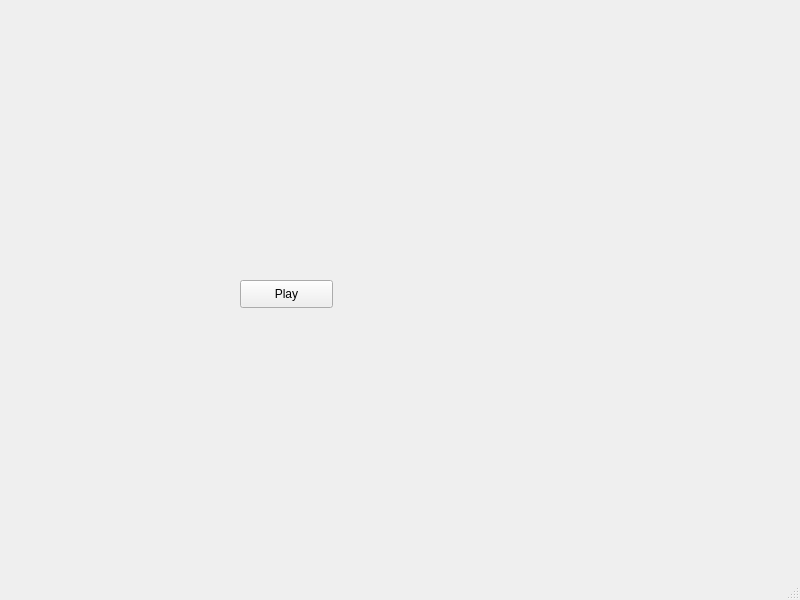
Before: the Qt Designer form mainwindow.ui in panpaul/Gobang, drawn with Qt 5.
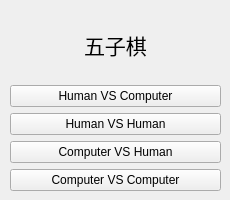
After: the same form once the commit is applied.

Commit message: [Game]Play-able

Diff of the .ui file:
```diff
--- a/mainwindow.ui
+++ b/mainwindow.ui
@@ -6,39 +6,83 @@
             <rect>
                 <x>0</x>
                 <y>0</y>
-                <width>800</width>
-                <height>600</height>
+                <width>230</width>
+                <height>200</height>
             </rect>
         </property>
+        <property name="minimumSize">
+            <size>
+                <width>230</width>
+                <height>200</height>
+            </size>
+        </property>
+        <property name="maximumSize">
+            <size>
+                <width>230</width>
+                <height>200</height>
+            </size>
+        </property>
         <property name="windowTitle">
             <string>MainWindow</string>
         </property>
         <widget class="QWidget" name="centralwidget">
-            <widget class="QPushButton" name="playButton">
+            <widget class="QWidget" name="">
                 <property name="geometry">
                     <rect>
-                        <x>240</x>
-                        <y>280</y>
-                        <width>93</width>
-                        <height>28</height>
+                        <x>10</x>
+                        <y>10</y>
+                        <width>211</width>
+                        <height>181</height>
                     </rect>
                 </property>
-                <property name="text">
-                    <string>Play</string>
-                </property>
+                <layout class="QVBoxLayout" name="verticalLayout">
+                    <property name="sizeConstraint">
+                        <enum>QLayout::SetDefaultConstraint</enum>
+                    </property>
+                    <item alignment="Qt::AlignHCenter">
+                        <widget class="QLabel" name="label">
+                            <property name="font">
+                                <font>
+                                    <family>思源黑体</family>
+                                    <pointsize>16</pointsize>
+                                </font>
+                            </property>
+                            <property name="text">
+                                <string>五子棋</string>
+                            </property>
+                        </widget>
+                    </item>
+                    <item>
+                        <widget class="QPushButton" name="playHC">
+                            <property name="text">
+                                <string>Human VS Computer</string>
+                            </property>
+                        </widget>
+                    </item>
+                    <item>
+                        <widget class="QPushButton" name="playHH">
+                            <property name="text">
+                                <string>Human VS Human</string>
+                            </property>
+                        </widget>
+                    </item>
+                    <item>
+                        <widget class="QPushButton" name="playCH">
+                            <property name="text">
+                                <string>Computer VS Human</string>
+                            </property>
+                        </widget>
+                    </item>
+                    <item>
+                        <widget class="QPushButton" name="playCC">
+                            <property name="text">
+                                <string>Computer VS Computer</string>
+                            </property>
+                        </widget>
+                    </item>
+                </layout>
             </widget>
         </widget>
-        <widget class="QMenuBar" name="menubar">
-            <property name="geometry">
-                <rect>
-                    <x>0</x>
-                    <y>0</y>
-                    <width>800</width>
-                    <height>26</height>
-                </rect>
-            </property>
-        </widget>
-        <widget class="QStatusBar" name="statusbar"/>
     </widget>
     <resources/>
     <connections/>
```
Left out of the diff: 2 changed lines with no effect on the pictures. The commit also changes 12 other files.
